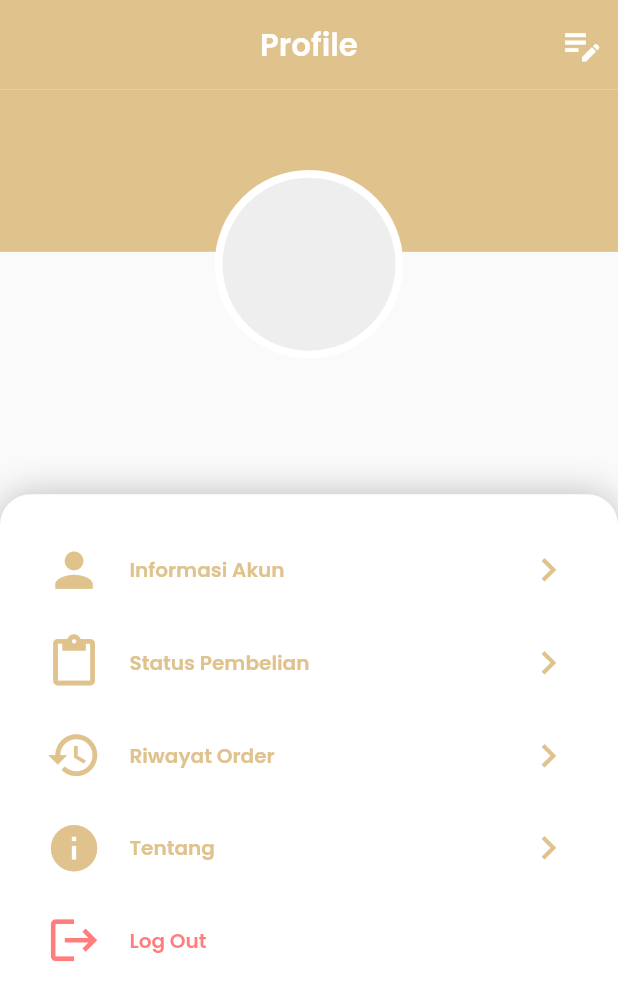
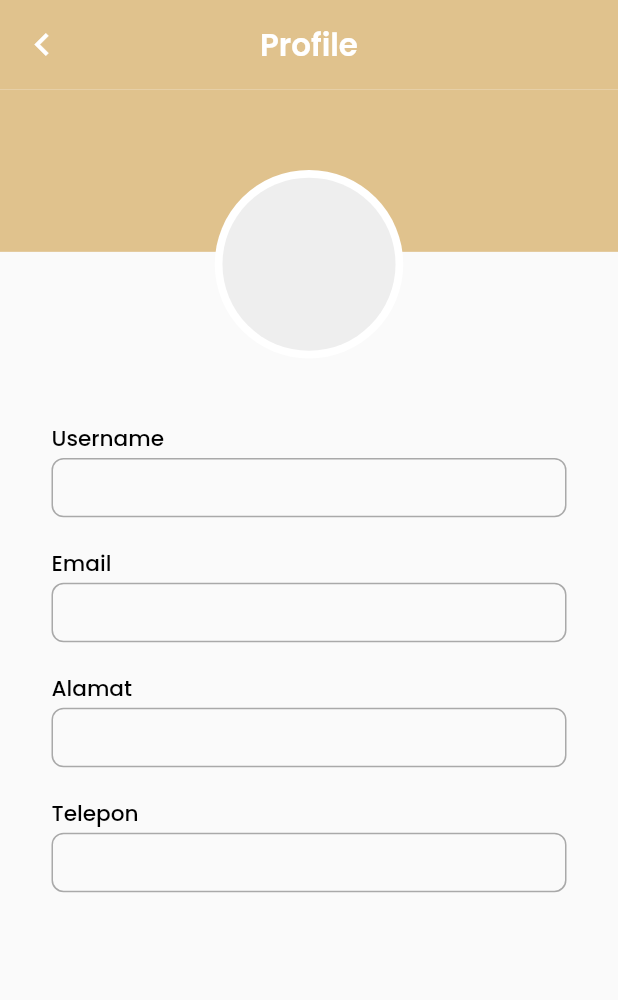
Before and after one commit to FirdanAz/amanah-furniture, a Flutter app: the ProfilePage screen opened directly, after a tap on "Informasi Akun", on a phone screen of 412 x 824 dp. Shown: the top 1000 px of the screen. Run offline on Flutter 3.47's test engine with Material 2 defaults, Android fonts, the phone set to English and light mode, and no system bars; our stand-ins replace curved_navigation_bar, flutter_screenutil, flutter_svg, google_fonts, shared_preferences, shimmer; accounts and stored records are empty; network calls fail.

Commit message:
feat: [JG] add detail Profile

```diff
--- /dev/null
+++ b/lib/ui/profile/item/informasi_akun/informasi_akun.dart
@@ -0,0 +1,120 @@
+import 'package:amanah_furniture/common/color_app.dart';
+import 'package:amanah_furniture/common/public_function.dart';
+import 'package:amanah_furniture/model/user_model.dart';
+import 'package:flutter/material.dart';
+import 'package:flutter_screenutil/flutter_screenutil.dart';
+
+class InformasiAkunPage extends StatelessWidget {
+  InformasiAkunPage({super.key, required this.userModel});
+  final TextEditingController usernameController = TextEditingController();
+  final TextEditingController emailController = TextEditingController();
+  final TextEditingController alamatController = TextEditingController();
+  final TextEditingController phoneController = TextEditingController();
+  final UserModel userModel;
+  final TextStyle _titleStyle =
+      TextStyle(fontSize: 14.sp, fontWeight: FontWeight.w500);
+  final TextStyle _contentStyle = TextStyle(fontSize: 12.sp);
+
+  @override
+  Widget build(BuildContext context) {
+    usernameController.text = userModel.username;
+    emailController.text = userModel.email;
+    alamatController.text = userModel.alamat;
+    phoneController.text = userModel.noHp;
+
+    return Scaffold(
+      appBar: AppBar(
+        elevation: 0,
+        toolbarHeight: 58.h,
+        centerTitle: true,
+        leading: IconButton(
+            onPressed: () => Navigator.pop(context),
+            icon: const Icon(Icons.chevron_left,
+                size: 30, color: ColorApp.primary)),
+        title: Text(
+          'Profile',
+          style: TextStyle(
+              fontSize: 20.sp,
+              fontWeight: FontWeight.w600,
+              color: Colors.white),
+        ),
+      ),
+      body: Column(
+        children: [
+          SizedBox(
+            height: 174.h,
+            child: Stack(
+              children: [
+                Container(color: ColorApp.accent, height: 105.h),
+                Align(
+                  alignment: Alignment.bottomCenter,
+                  child: Container(
+                    height: 122.h,
+                    width: 122.w,
+                    padding: EdgeInsets.all(5.r),
+                    decoration: const BoxDecoration(
+                        shape: BoxShape.circle, color: ColorApp.primary),
+                    child: CircleAvatar(
+                      backgroundColor: ColorApp.secondary,
+                      child: Text(
+                        PublicFunction.getInitials(userModel.username),
+                        style: TextStyle(
+                            fontSize: 34.sp, fontWeight: FontWeight.bold),
+                      ),
+                    ),
+                  ),
+                )
+              ],
+            ),
+          ),
+          SizedBox(height: 41.h),
+          Container(
+            width: double.infinity,
+            padding: EdgeInsets.symmetric(horizontal: 30.w),
+            child: Column(
+              crossAxisAlignment: CrossAxisAlignment.start,
+              children: [
+                _contentField(
+                    controller: usernameController, title: 'Username'),
+                SizedBox(height: 19.h),
+                _contentField(controller: emailController, title: 'Email'),
+                SizedBox(height: 19.h),
+                _contentField(controller: alamatController, title: 'Alamat'),
+                SizedBox(height: 19.h),
+                _contentField(controller: phoneController, title: 'Telepon'),
+              ],
+            ),
+          )
+        ],
+      ),
+    );
+  }
+
+  Widget _contentField(
+          {required TextEditingController controller, required String title}) =>
+      Column(
+        crossAxisAlignment: CrossAxisAlignment.start,
+        children: [
+          Text(title, style: _titleStyle),
+          SizedBox(height: 2.h),
+          TextField(
+            controller: controller,
+            readOnly: true,
+            enabled: false,
+            maxLines: null,
+            style: _contentStyle,
+            decoration: InputDecoration(
+              isCollapsed: true,
+              contentPadding:
+                  EdgeInsets.symmetric(horizontal: 12.w, vertical: 11.h),
+              border: OutlineInputBorder(
+                  borderRadius: BorderRadius.circular(8),
+                  borderSide: const BorderSide(color: Color(0xffA9A9A9))),
+              disabledBorder: OutlineInputBorder(
+                  borderRadius: BorderRadius.circular(8),
+                  borderSide: const BorderSide(color: Color(0xffA9A9A9))),
+            ),
+          )
+        ],
+      );
+}
--- a/lib/ui/profile/profile.dart
+++ b/lib/ui/profile/profile.dart
@@ -3,6 +3,7 @@ import 'package:amanah_furniture/common/public_function.dart';
 import 'package:amanah_furniture/model/user_model.dart';
 import 'package:amanah_furniture/service/api_service.dart';
 import 'package:amanah_furniture/ui/auth/login.dart';
+import 'package:amanah_furniture/ui/profile/item/informasi_akun/informasi_akun.dart';
 import 'package:flutter/material.dart';
 import 'package:flutter_screenutil/flutter_screenutil.dart';
 
@@ -141,8 +142,11 @@ class _ProfilePageState extends State<ProfilePage> {
                       ),
                       child: Column(
                         children: [
-                          _button(Icons.person, 'Informasi Akun',
-                              () => print("click")),
+                          _button(
+                              Icons.person,
+                              'Informasi Akun',
+                              () => PublicFunction.navigatorPush(context,
+                                  InformasiAkunPage(userModel: _userModel!))),
                           SizedBox(height: 24.h),
                           _button(Icons.paste, 'Status Pembelian',
                               () => print("click")),
```
